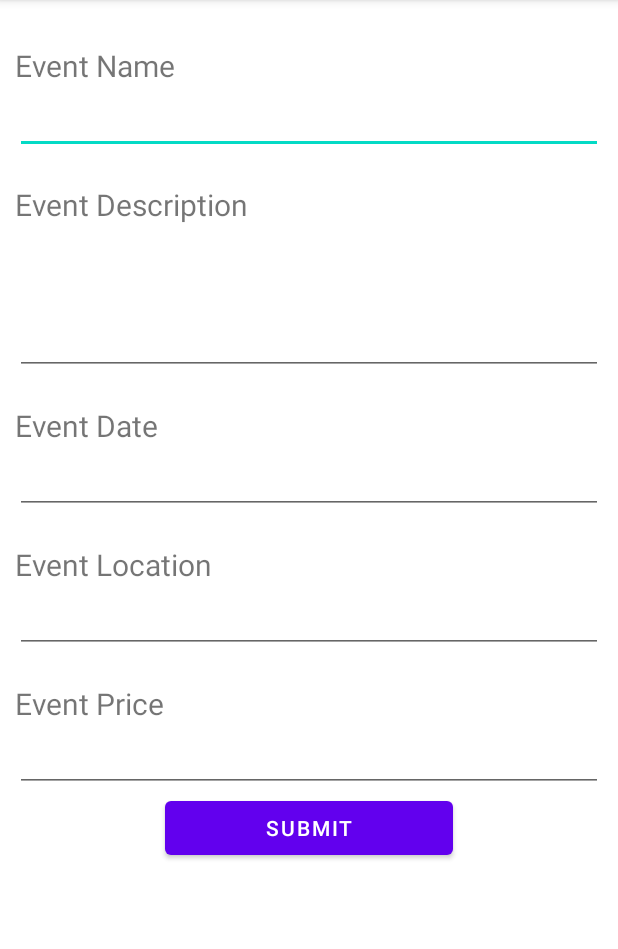
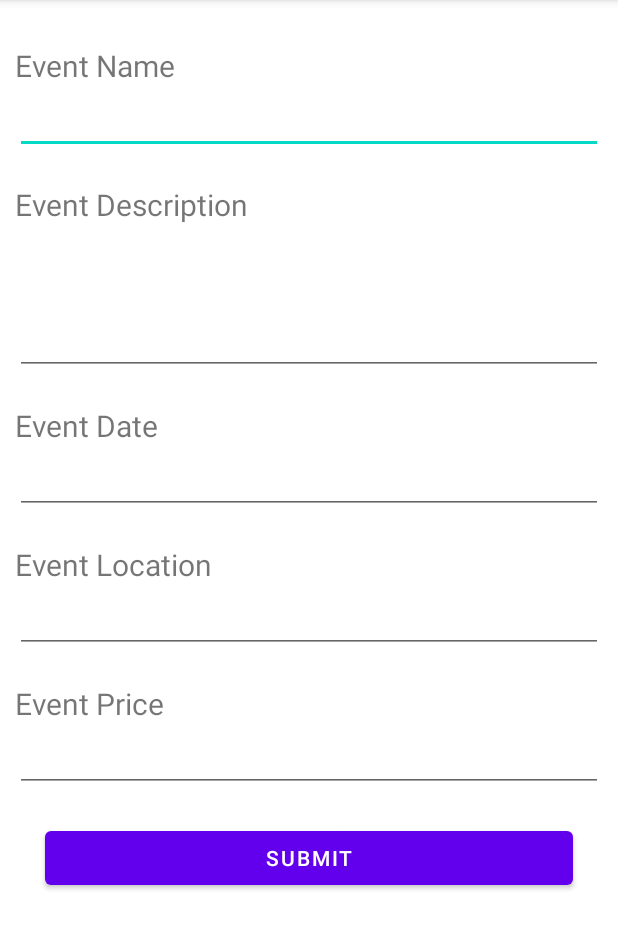
Before and after one commit to RANZN/AND-03-Unit-4.1-Evaluation--I, an Android app: the screen it shows after launch (AddDataActivity), after a tap on an icon or button, on a phone screen of 412 x 824 dp, the part 84-1033 px from its top. Run offline under Robolectric (Android 15) with nearby library versions, the phone set to English and light mode, and no system bars.

```diff
--- a/app/src/main/java/com/ranzan/and_03unit_41evaluation_i/AddDataActivity.kt
+++ b/app/src/main/java/com/ranzan/and_03unit_41evaluation_i/AddDataActivity.kt
@@ -26,5 +26,11 @@ class AddDataActivity : AppCompatActivity() {
             val intent = Intent(AddDataActivity@ this, MainActivity::class.java)
             startActivity(intent)
         }
+       modifyData()
+    }
+
+    private fun modifyData() {
+
+
     }
 }
--- /dev/null
+++ b/app/src/main/java/com/ranzan/and_03unit_41evaluation_i/Listener.kt
@@ -0,0 +1,7 @@
+package com.ranzan.and_03unit_41evaluation_i
+
+import com.ranzan.and_03unit_41evaluation_i.Database.DatabaseModel
+
+interface Listener {
+    fun getData(pos:Int)
+}
--- a/app/src/main/java/com/ranzan/and_03unit_41evaluation_i/MainActivity.kt
+++ b/app/src/main/java/com/ranzan/and_03unit_41evaluation_i/MainActivity.kt
@@ -8,7 +8,7 @@ import com.ranzan.and_03unit_41evaluation_i.Database.DatabaseHelper
 import com.ranzan.and_03unit_41evaluation_i.Database.DatabaseModel
 import kotlinx.android.synthetic.main.activity_main.*
 
-class MainActivity : AppCompatActivity() {
+class MainActivity : AppCompatActivity(), Listener {
     private lateinit var dataBase: DatabaseHelper
     private var list: MutableList<DatabaseModel> = mutableListOf()
     private lateinit var recyclerViewAdapter: RecyclerViewAdapter
@@ -31,4 +31,11 @@ class MainActivity : AppCompatActivity() {
             layoutManager = LinearLayoutManager(context)
         }
     }
+
+    override fun getData(pos: Int) {
+        val intent = Intent(MainActivity@ this, AddDataActivity::class.java)
+        intent.putExtra("pos", pos)
+    }
+
+
 }
--- a/app/src/main/res/layout/activity_add_data.xml
+++ b/app/src/main/res/layout/activity_add_data.xml
@@ -70,14 +70,29 @@
             android:id="@+id/eventPrice"
             android:layout_width="match_parent"
             android:layout_height="wrap_content" />
+<LinearLayout
+    android:layout_width="match_parent"
+    android:layout_height="wrap_content"
+    android:gravity="center"
+    android:orientation="horizontal">
 
-        <Button
-            android:id="@+id/submitButton"
-            android:layout_width="match_parent"
-            android:layout_height="wrap_content"
-            android:layout_marginLeft="100dp"
-            android:layout_marginRight="100dp"
-            android:text="SUBMIT" />
+    <Button
+        android:id="@+id/submitButton"
+        android:layout_width="wrap_content"
+        android:layout_height="wrap_content"
+        android:layout_gravity="center"
+        android:layout_margin="20dp"
+        android:layout_weight="2"
+        android:text="SUBMIT" />
 
+    <Button
+        android:id="@+id/deleteButton"
+        android:layout_width="wrap_content"
+        android:layout_height="wrap_content"
+        android:layout_gravity="center"
+        android:layout_margin="20dp"
+        android:text="Delete"
+        android:visibility="gone" />
+</LinearLayout>
     </LinearLayout>
 </ScrollView>
```
Also changed, not shown: app/src/main/java/com/ranzan/and_03unit_41evaluation_i/Database/DatabaseHelper.kt (+43 -0 lines), app/src/main/res/layout/item_layout.xml (+8 -0 lines).
